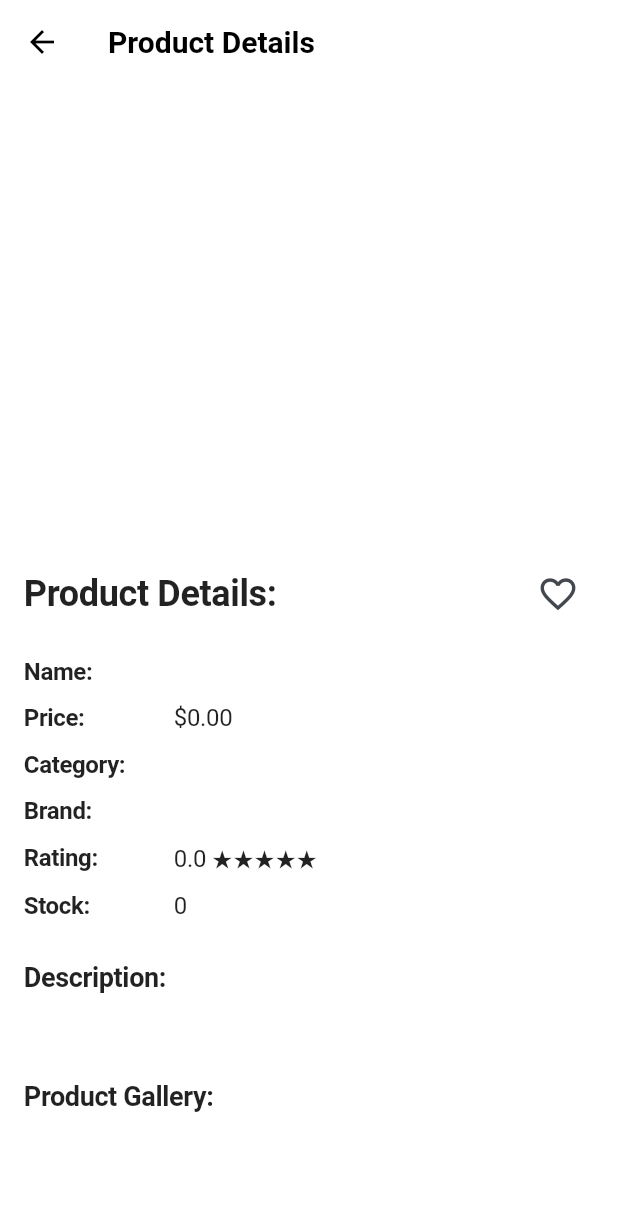
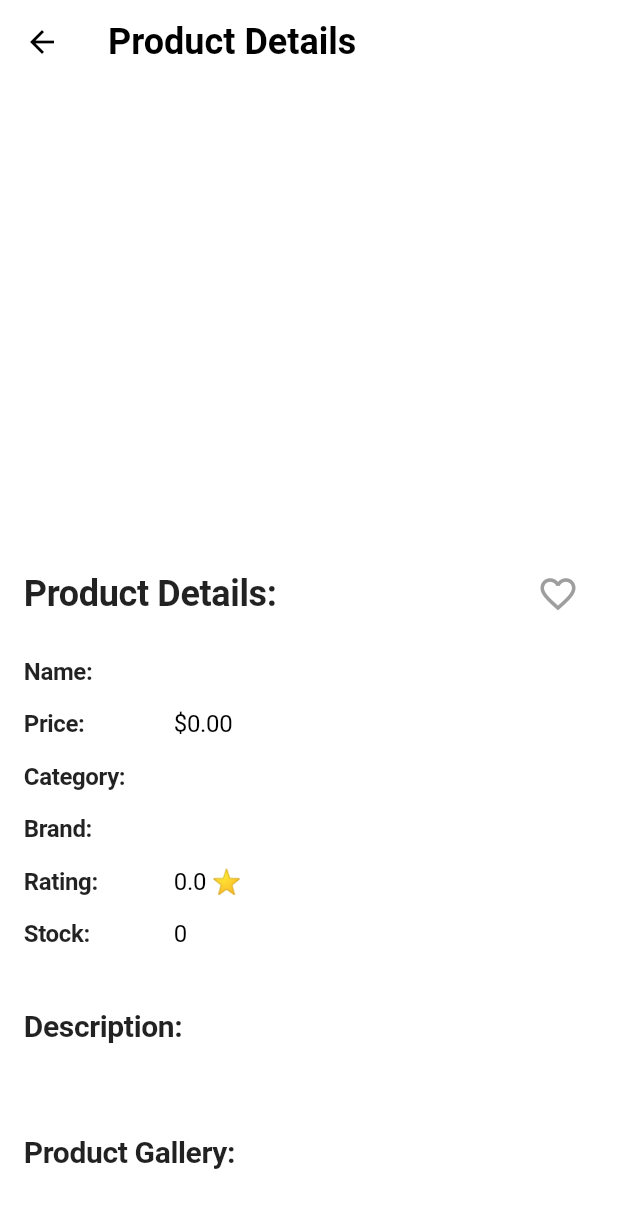
Before and after one commit to Wasim-Zaman/ecommerce_testing, a Flutter app: the ProductDetailsScreen screen opened directly with empty values, on a phone screen of 412 x 824 dp. Shown: the top 1208 px of the screen. Run offline on Flutter 3.47's test engine with Material 3 defaults, Android fonts, the phone set to English and light mode, and no system bars; our stand-ins replace flutter_bloc; network calls fail.

Commit message:
Refactor ProductDetailsScreen to add product gallery

```diff
--- a/lib/view/screens/product_details_screen.dart
+++ b/lib/view/screens/product_details_screen.dart
@@ -1,6 +1,7 @@
 import 'package:carousel_slider/carousel_slider.dart';
 import 'package:flutter/material.dart';
 import 'package:flutter_bloc/flutter_bloc.dart';
+import 'package:flutter_staggered_grid_view/flutter_staggered_grid_view.dart';
 
 import '../../cubits/favorites/favorites_cubit.dart';
 import '../../models/product_model.dart';
@@ -16,18 +17,28 @@ class ProductDetailsScreen extends StatelessWidget {
   @override
   Widget build(BuildContext context) {
     return Scaffold(
+      backgroundColor: Colors.white,
       appBar: AppBar(
-        title: const Text('Product Details'),
+        backgroundColor: Colors.transparent,
+        elevation: 0,
         leading: IconButton(
-          icon: const Icon(Icons.arrow_back),
+          icon: const Icon(Icons.arrow_back, color: Colors.black),
           onPressed: () => Navigator.pop(context),
+        ),
+        title: const Text(
+          'Product Details',
+          style: TextStyle(
+            color: Colors.black,
+            fontSize: 24,
+            fontWeight: FontWeight.bold,
+          ),
         ),
       ),
       body: SingleChildScrollView(
         child: Column(
           crossAxisAlignment: CrossAxisAlignment.start,
           children: [
-            // Image Carousel
+            // Main Image
             CarouselSlider(
               options: CarouselOptions(
                 height: 300,
@@ -47,7 +58,7 @@ class ProductDetailsScreen extends StatelessWidget {
               child: Column(
                 crossAxisAlignment: CrossAxisAlignment.start,
                 children: [
-                  // Product Details Header
+                  // Product Details Header with Favorite Button
                   Row(
                     mainAxisAlignment: MainAxisAlignment.spaceBetween,
                     children: [
@@ -64,17 +75,15 @@ class ProductDetailsScreen extends StatelessWidget {
                               .read<FavoritesCubit>()
                               .isFavorite(product);
                           return IconButton(
-                            onPressed: () {
-                              context
-                                  .read<FavoritesCubit>()
-                                  .toggleFavorite(product);
-                            },
+                            onPressed: () => context
+                                .read<FavoritesCubit>()
+                                .toggleFavorite(product),
                             icon: Icon(
                               isFavorite
                                   ? Icons.favorite
                                   : Icons.favorite_border,
+                              color: isFavorite ? Colors.red : Colors.grey,
                               size: 28,
-                              color: isFavorite ? Colors.red : null,
                             ),
                           );
                         },
@@ -89,44 +98,38 @@ class ProductDetailsScreen extends StatelessWidget {
                       'Price:', '\$${product.price.toStringAsFixed(2)}'),
                   _buildDetailRow('Category:', product.category),
                   _buildDetailRow('Brand:', product.brand),
-                  _buildDetailRow('Rating:', '${product.rating} ★★★★★'),
+                  _buildDetailRow('Rating:', '${product.rating} ⭐️'),
                   _buildDetailRow('Stock:', product.stock.toString()),
 
-                  const SizedBox(height: 16),
+                  const SizedBox(height: 24),
                   // Description
                   const Text(
                     'Description:',
-                    style: TextStyle(
-                      fontSize: 18,
-                      fontWeight: FontWeight.bold,
-                    ),
+                    style: TextStyle(fontSize: 20, fontWeight: FontWeight.bold),
                   ),
                   const SizedBox(height: 8),
-                  Text(product.description),
+                  Text(
+                    product.description,
+                    style: const TextStyle(fontSize: 16, color: Colors.black87),
+                  ),
 
                   const SizedBox(height: 24),
                   // Product Gallery
                   const Text(
                     'Product Gallery:',
-                    style: TextStyle(
-                      fontSize: 18,
-                      fontWeight: FontWeight.bold,
-                    ),
+                    style: TextStyle(fontSize: 20, fontWeight: FontWeight.bold),
                   ),
-                  const SizedBox(height: 8),
-                  GridView.builder(
+                  const SizedBox(height: 16),
+                  MasonryGridView.count(
                     shrinkWrap: true,
                     physics: const NeverScrollableScrollPhysics(),
-                    gridDelegate:
-                        const SliverGridDelegateWithFixedCrossAxisCount(
-                      crossAxisCount: 2,
-                      mainAxisSpacing: 8,
-                      crossAxisSpacing: 8,
-                    ),
+                    crossAxisCount: 2,
+                    mainAxisSpacing: 8,
+                    crossAxisSpacing: 8,
                     itemCount: product.images.length,
                     itemBuilder: (context, index) {
                       return ClipRRect(
-                        borderRadius: BorderRadius.circular(8),
+                        borderRadius: BorderRadius.circular(12),
                         child: Image.network(
                           product.images[index],
                           fit: BoxFit.cover,
@@ -145,7 +148,7 @@ class ProductDetailsScreen extends StatelessWidget {
 
   Widget _buildDetailRow(String label, String value) {
     return Padding(
-      padding: const EdgeInsets.only(bottom: 8),
+      padding: const EdgeInsets.only(bottom: 12),
       child: Row(
         crossAxisAlignment: CrossAxisAlignment.start,
         children: [
@@ -155,14 +158,18 @@ class ProductDetailsScreen extends StatelessWidget {
               label,
               style: const TextStyle(
                 fontSize: 16,
-                fontWeight: FontWeight.bold,
+                fontWeight: FontWeight.w600,
+                color: Colors.black87,
               ),
             ),
           ),
           Expanded(
             child: Text(
               value,
-              style: const TextStyle(fontSize: 16),
+              style: const TextStyle(
+                fontSize: 16,
+                color: Colors.black,
+              ),
             ),
           ),
         ],
--- a/pubspec.yaml
+++ b/pubspec.yaml
@@ -39,6 +39,7 @@ dependencies:
   google_fonts: ^6.2.1
   http: ^1.2.2
   carousel_slider: ^5.0.0
+  flutter_staggered_grid_view: ^0.7.0
 
 
 dev_dependencies:
```
Also changed, not shown: pubspec.lock.
